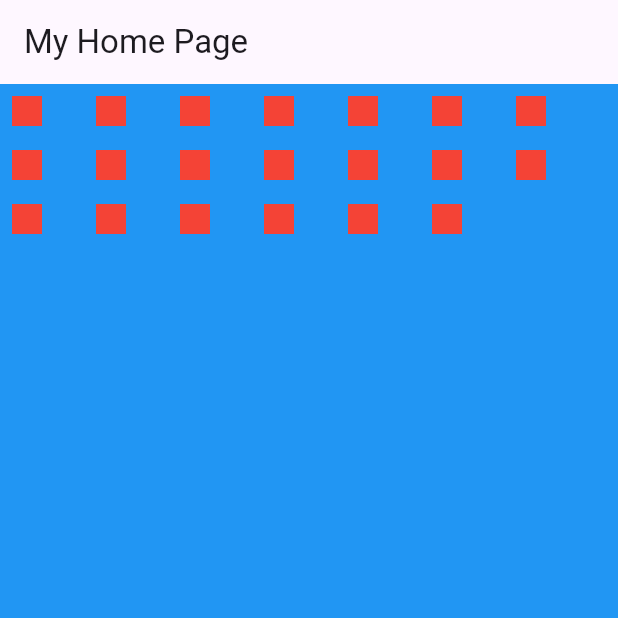
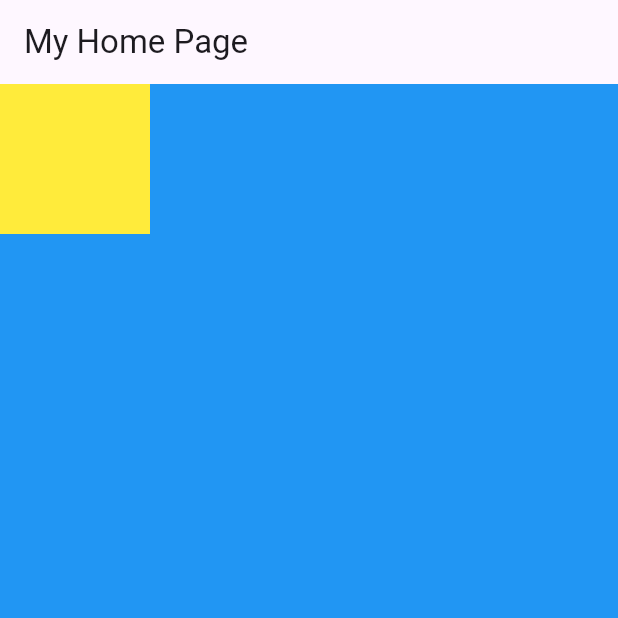
Before and after one commit to ozMoreira/AulasFlutter, a Flutter app: the screen it shows after launch, on a phone screen of 412 x 824 dp, the top half of it. Run offline on Flutter 3.47's test engine with Material 3 defaults, Android fonts, the phone set to English and light mode, and no system bars; our stand-ins replace firebase_core; accounts and stored records are empty.

Commit message:
Layout Builder

```diff
--- a/lib/Pages/myhomepage.dart
+++ b/lib/Pages/myhomepage.dart
@@ -6,15 +6,14 @@ class MyHomePage extends StatelessWidget {
   @override
   Widget build(BuildContext context) {
     return Scaffold(
-      body: Wrap(
-        spacing: 20,
-        children: List.generate(
-          20,
-          (index) => Padding(
-            padding: const EdgeInsets.all(8.0),
-            child: Container(width: 20, height: 20, color: Colors.red),
-          ),
-        ),
+      body: LayoutBuilder(
+        builder: (context, constraints) {
+          if (constraints.maxWidth > 600) {
+            return Container(color: Colors.red, height: 100, width: 100);
+          } else {
+            return Container(color: Colors.yellow, height: 100, width: 100);
+          }
+        },
       ),
       backgroundColor: Colors.blue,
       appBar: AppBar(title: const Text('My Home Page')),
```
